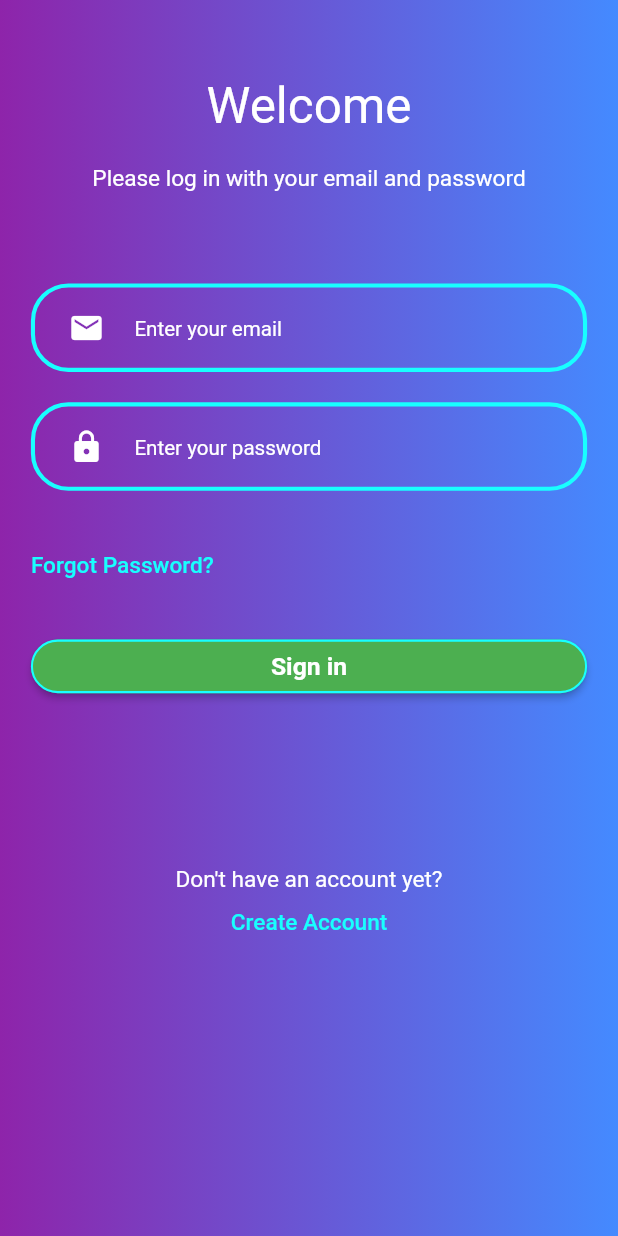
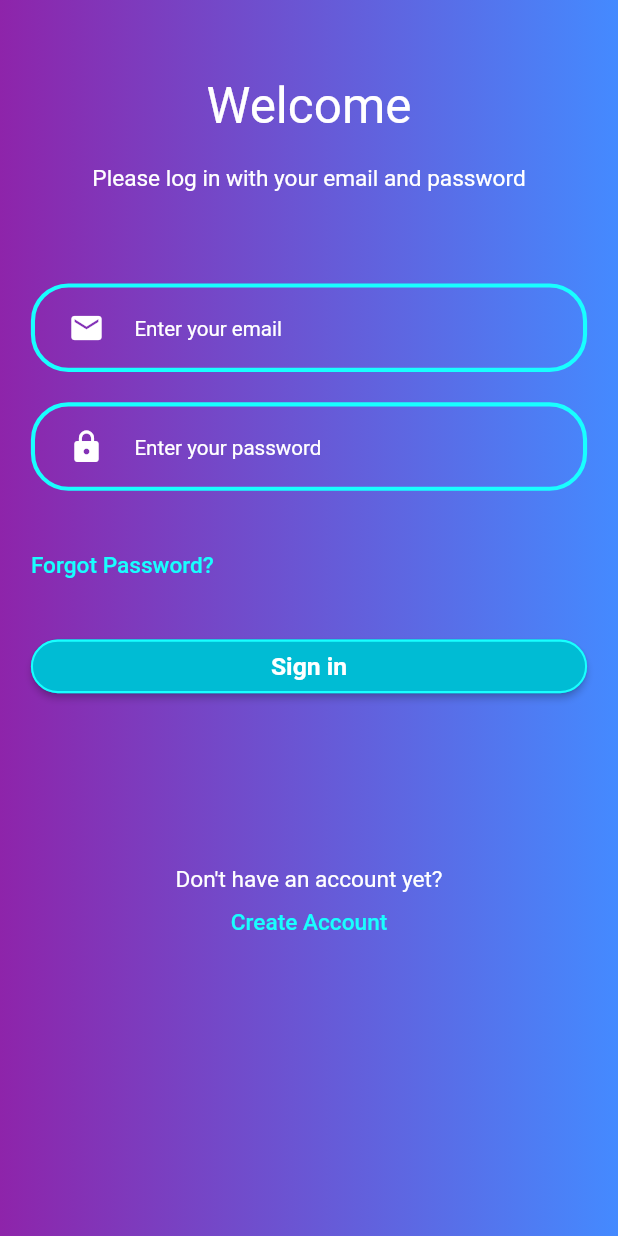
Before and after one commit to Super-Mean-Biker-Gang/bikeapp, a Flutter app: the SignInScreen screen opened by its route, on a phone screen of 412 x 824 dp. Run offline on Flutter 3.47's test engine with Material 2 defaults, Android fonts, the phone set to English and light mode, and no system bars; our stand-ins replace cloud_firestore, dio, email_validator, firebase_auth, firebase_core, firebase_storage and 6 more; missing offline and left inert: flutter_config, geocoder, grouped_buttons; accounts and stored records are empty.

Commit message:
Changed sign in button color to fit style

```diff
--- a/lib/widgets/sign_in_form.dart
+++ b/lib/widgets/sign_in_form.dart
@@ -106,7 +106,7 @@ class _SignInFormState extends State<SignInForm> {
     return CoolButton(
         title: 'Sign in',
         textColor: Colors.white,
-        filledColor: Colors.green,
+        filledColor: Colors.cyan[500],
         onPressed: () async {
           setState(() {
             eMessage = "";
```
